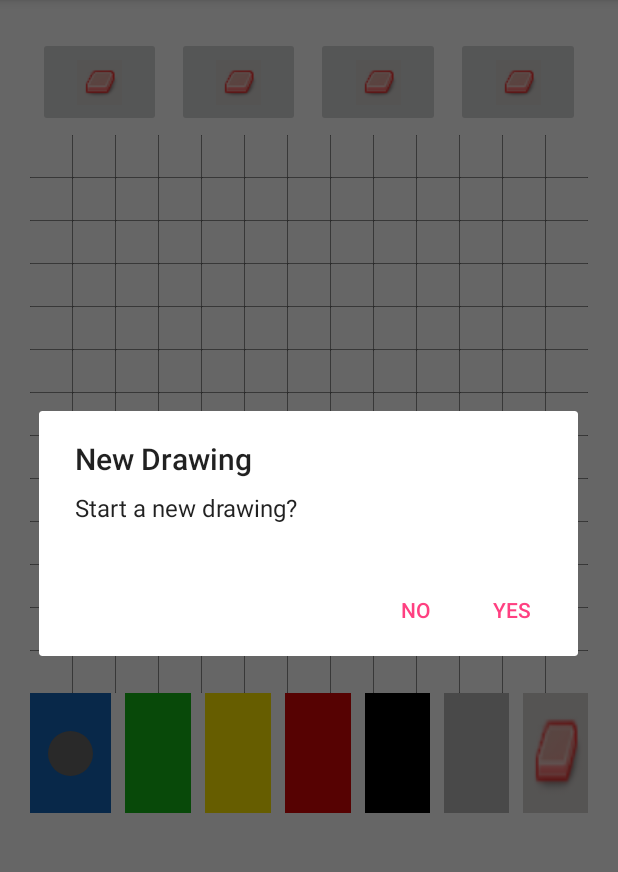
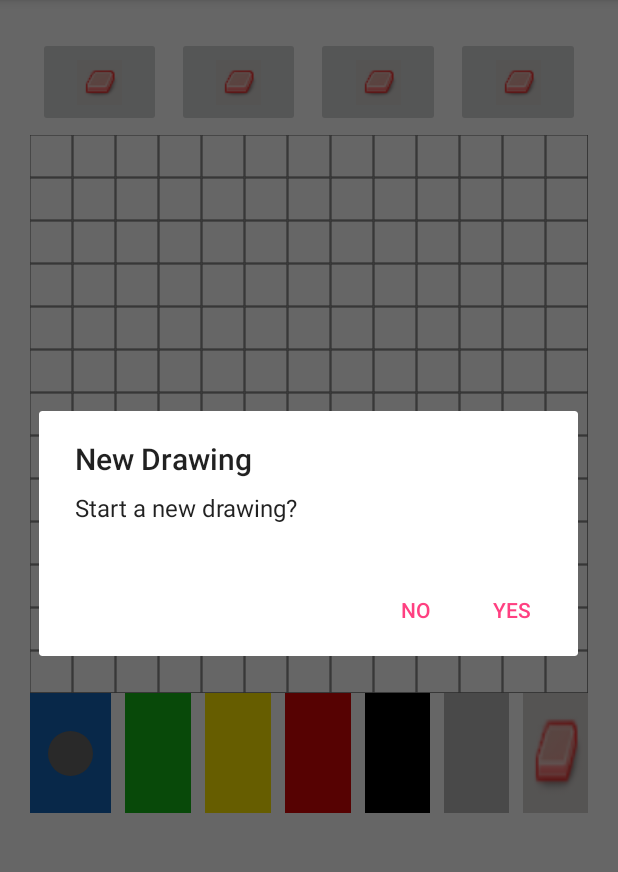
Before and after one commit to teshi24/AppQuest, an Android app: the screen it shows after launch (MainActivity), in the options menu, after a tap on "New", on a phone screen of 412 x 824 dp, the part 84-956 px from its top. Run offline under Robolectric (Android 15) with nearby library versions, the phone set to English and light mode, and no system bars.

Commit message:
the new Version with DrawingPixel is working, log implemented but not tested yet

```diff
--- a/DrawPixel/app/src/main/java/com/appquest/brudinne/drawpixel/DrawingPixel.java
+++ b/DrawPixel/app/src/main/java/com/appquest/brudinne/drawpixel/DrawingPixel.java
@@ -1,31 +1,30 @@
 package com.appquest.brudinne.drawpixel;
 
-import android.graphics.Color;
 import android.graphics.Rect;
 
 public class DrawingPixel {
-    private Rect rectOnCanvas = null;
-    private Color color;
+    private Rect rect = null;
+    private int color;
 
-    public DrawingPixel(Rect rectOnCanvas, Color color) {
-        this.rectOnCanvas = rectOnCanvas;
+    public DrawingPixel(Rect rect, int color) {
+        this.rect = rect;
         this.color = color;
     }
 
-    public void setColor(Color color) {
+    public void setColor(int color) {
         this.color = color;
     }
 
-    public Color getColor() {
+    public int getColor() {
         return this.color;
     }
 
-    public Rect getRectOnDrawingPitchCanvas() {
-        return this.rectOnCanvas;
+    public Rect getRect() {
+        return this.rect;
     }
 
-    public void setRectOnDrawingPitchCanvas(Rect rectOnCanvas) {
-        this.rectOnCanvas = rectOnCanvas;
+    public void setRect(Rect rect) {
+        this.rect = rect;
     }
 
     @Override
--- a/DrawPixel/app/src/main/java/com/appquest/brudinne/drawpixel/DrawingView.java
+++ b/DrawPixel/app/src/main/java/com/appquest/brudinne/drawpixel/DrawingView.java
@@ -14,7 +14,6 @@ import android.graphics.Rect;
 import android.util.AttributeSet;
 import android.view.MotionEvent;
 import android.view.View;
-import android.widget.Toast;
 
 import java.util.ArrayList;
 
@@ -33,7 +32,7 @@ public class DrawingView extends View {
     private boolean isErasing               = false;
     private ArrayList<DrawingPixel> pixelList = new ArrayList();
 
-    private ArrayList<ArrayList<Paint>> pixels;
+    //private ArrayList<ArrayList<Paint>> pixels;
 
     public ArrayList<DrawingPixel> getPixelList() {
         return pixelList;
@@ -44,11 +43,12 @@ public class DrawingView extends View {
     }
 
     public ArrayList<ArrayList<Paint>> getPixels() {
-        return pixels;
+      //  return pixels;
+        return null;
     }
 
     public void setPixels(ArrayList<ArrayList<Paint>> pixels) {
-        this.pixels = pixels;
+        //this.pixels = pixels;
     }
 
     Context context;
@@ -65,15 +65,16 @@ public class DrawingView extends View {
     public DrawingView(Context context, AttributeSet attrs) {
         super(context, attrs);
         this.context = context;
+
+        /*
         maxX = getWidth();
         maxY = getHeight();
-
         pixelCanvas = maxX;
         pixelCell = (pixelCanvas - (GRID_SIZE+1))/GRID_SIZE;
 
         stepSizeX = (int) Math.ceil((double) maxX / GRID_SIZE);
         stepSizeY = (int) Math.ceil((double) maxY / GRID_SIZE);
-
+        */
 
         drawPaint.setAntiAlias(true);
 
@@ -89,10 +90,11 @@ public class DrawingView extends View {
         pixelList = new ArrayList();
         for(int i = 0; i<GRID_SIZE; i++){
             for(int j = 0; j<GRID_SIZE; j++){
-                pixelList.add(new DrawingPixel(new Rect(i*stepSizeX, j*stepSizeY, (i + 1)*stepSizeX, (j + 1)*stepSizeY),Color.WHITE));
+                pixelList.add(new DrawingPixel(new Rect((i*stepSizeX), (j*stepSizeY), ((i + 1)*stepSizeX), ((j + 1)*stepSizeY)),Color.WHITE));
             }
         }
-        *////*
+        */
+         /*
         pixels = new ArrayList();
         for(int i = 0; i<GRID_SIZE; i++){
             ArrayList<Paint> pixelY = new ArrayList();
@@ -101,7 +103,7 @@ public class DrawingView extends View {
             }
             pixels.add(pixelY);
         }
-        //*/
+        */
     }
 
     @Override
@@ -117,20 +119,30 @@ public class DrawingView extends View {
         stepSizeX = (int) Math.ceil((double) maxX / GRID_SIZE);
         stepSizeY = (int) Math.ceil((double) maxY / GRID_SIZE);
 
+        if(pixelList == null || pixelList.isEmpty()){
+            drawBackground(-1);
+        }
+
         Bitmap bitmap = Bitmap.createBitmap(pixelCanvas,pixelCanvas,Bitmap.Config.ARGB_8888);
         this.canvas = new Canvas(bitmap);
         this.canvas.drawBitmap(bitmap, new Matrix(), initPaint);
 
 
         // draw border
+/*
         for (int i = 0; i < GRID_SIZE; i++) {
             for (int j = 0; j < GRID_SIZE; j++) {
-                //if (cellChecked[i][j]) {
-                    canvas.drawRect(i * stepSizeX, j * stepSizeY, (i + 1) * stepSizeX, (j + 1) * stepSizeY, linePaint);
-                //}
+                canvas.drawRect(i * stepSizeX, j * stepSizeY, (i + 1) * stepSizeX, (j + 1) * stepSizeY, linePaint);
             }
         }
+//*/
+///*
+        drawBigPixel(canvas);
 
+        for(int i = 0; i < GRID_SIZE*GRID_SIZE; i++){
+            canvas.drawRect(pixelList.get(i).getRect(),linePaint);
+        }
+//*/
         // TODO: check if we can get maxX and max to something dividing through 13
         canvas.drawLine(0, maxY, maxX, maxY, linePaint);
         canvas.drawLine(maxX, 0, maxX, maxY, linePaint);
@@ -138,10 +150,28 @@ public class DrawingView extends View {
         // Zeichnet einen Pfad der dem Finger folgt
         // canvas.drawPath(drawPath, drawPaint);
 
-        drawBigPixel(canvas);
+    }
+
+    private void drawBackground(int color){
+        if(color == -1) {
+            color = Color.WHITE;
+        }
+        pixelList = new ArrayList();
+        for (int i = 0; i < GRID_SIZE; i++) {
+            for (int j = 0; j < GRID_SIZE; j++) {
+                pixelList.add(new DrawingPixel(new Rect(i*stepSizeX, j*stepSizeY, (i + 1)*stepSizeX-1, (j + 1)*stepSizeY-1), color));
+            }
+        }
     }
 
     private void drawBigPixel(Canvas canvas){
+        for(int i = 0; i<GRID_SIZE*GRID_SIZE; i++){
+            DrawingPixel bigPixel = pixelList.get(i);
+            Paint p = new Paint();
+            p.setColor(bigPixel.getColor());
+            canvas.drawRect(bigPixel.getRect(),p);
+        }
+        /*
         for(int i = 0; i<GRID_SIZE; i++){
             for(int j = 0; j<GRID_SIZE; j++){
                 try{
@@ -160,6 +190,7 @@ public class DrawingView extends View {
                 }
             }
         }
+        */
     }
 
     @SuppressLint("ClickableViewAccessibility")
@@ -198,9 +229,11 @@ public class DrawingView extends View {
     private void savePixelForDraw(int x, int y){
         int fieldX = (int)Math.floor(x / stepSizeX);
         int fieldY = (int)Math.floor(y / stepSizeY);
+        pixelList.get((fieldY+(fieldX*13))).setColor(drawPaint.getColor());
+
         //save touched pixel
-        Paint p = new Paint(drawPaint);
-        pixels.get(fieldX).set(fieldY, p);
+        //Paint p = new Paint(drawPaint);
+        //pixels.get(fieldX).set(fieldY, p);
     }
 
     private void drawPixel(int x, int y, Canvas canvas){
@@ -226,7 +259,7 @@ public class DrawingView extends View {
     }
 
     public void startNew() {
-        // TODO Gitter löschen
+        pixelList = null;
         invalidate();
     }
 
```
Also changed, not shown: DrawPixel/app/src/main/java/com/appquest/brudinne/drawpixel/MainActivity.java (+25 -10 lines).
